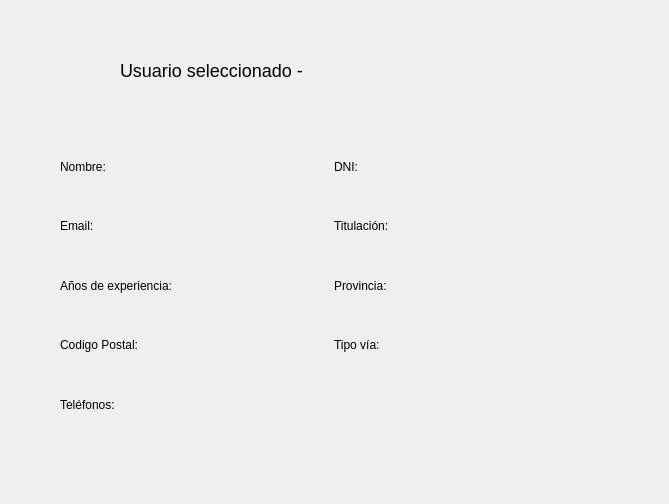
Old version of the form inspeccionar.ui in the repository julinavas14/trabajo_programacion_sql.
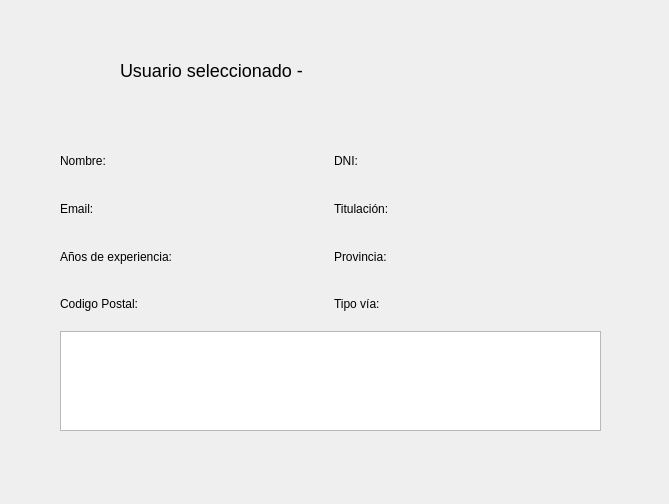
New version of the form.

Commit message: función inspeccionar

The edit to the form file:
```diff
--- a/inspeccionar.ui
+++ b/inspeccionar.ui
@@ -53,10 +53,10 @@
       </property>
      </widget>
     </item>
-    <item row="4" column="0" colspan="2">
-     <widget class="QLabel" name="LTelefonos">
+    <item row="0" column="1">
+     <widget class="QLabel" name="LDNI">
       <property name="text">
-       <string>Teléfonos:</string>
+       <string>DNI:</string>
       </property>
      </widget>
     </item>
@@ -95,10 +95,13 @@
       </property>
      </widget>
     </item>
-    <item row="0" column="1">
-     <widget class="QLabel" name="LDNI">
-      <property name="text">
-       <string>DNI:</string>
+    <item row="4" column="0" colspan="2">
+     <widget class="QListView" name="listTelefonos">
+      <property name="maximumSize">
+       <size>
+        <width>600</width>
+        <height>100</height>
+       </size>
       </property>
      </widget>
     </item>
```
The commit also changes 1 other file.
